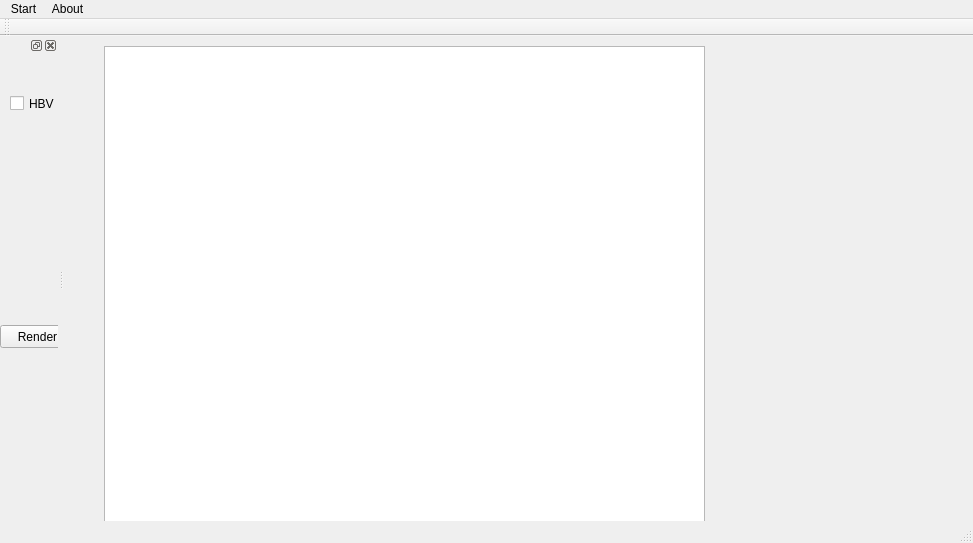
Old version of the form FYP/mainwindow.ui in the repository hkust-psan1/psan1-path-tracing-cpu.
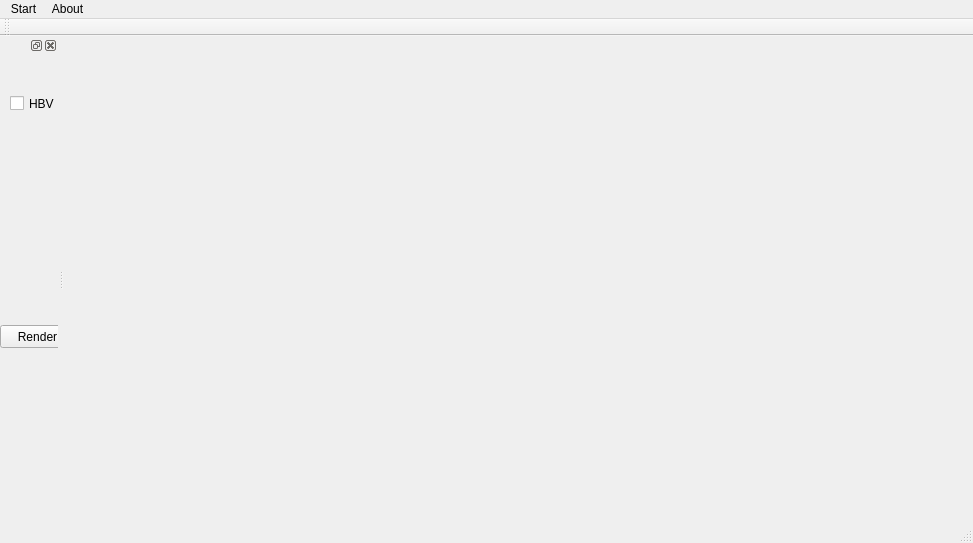
New version of the form.

Diff of the .ui file:
```diff
--- a/FYP/mainwindow.ui
+++ b/FYP/mainwindow.ui
@@ -17,20 +17,17 @@
    <string>Ray Tracing</string>
   </property>
   <widget class="QWidget" name="centralWidget">
-   <widget class="QGraphicsView" name="graphicsView">
+   <widget class="QLabel" name="pixmapLabel">
     <property name="geometry">
      <rect>
-      <x>40</x>
-      <y>10</y>
-      <width>601</width>
-      <height>481</height>
+      <x>100</x>
+      <y>40</y>
+      <width>500</width>
+      <height>400</height>
      </rect>
     </property>
-    <property name="minimumSize">
-     <size>
-      <width>471</width>
-      <height>411</height>
-     </size>
+    <property name="text">
+     <string/>
     </property>
    </widget>
   </widget>
```
Left out of the diff: 2 changed lines with no effect on the pictures.
